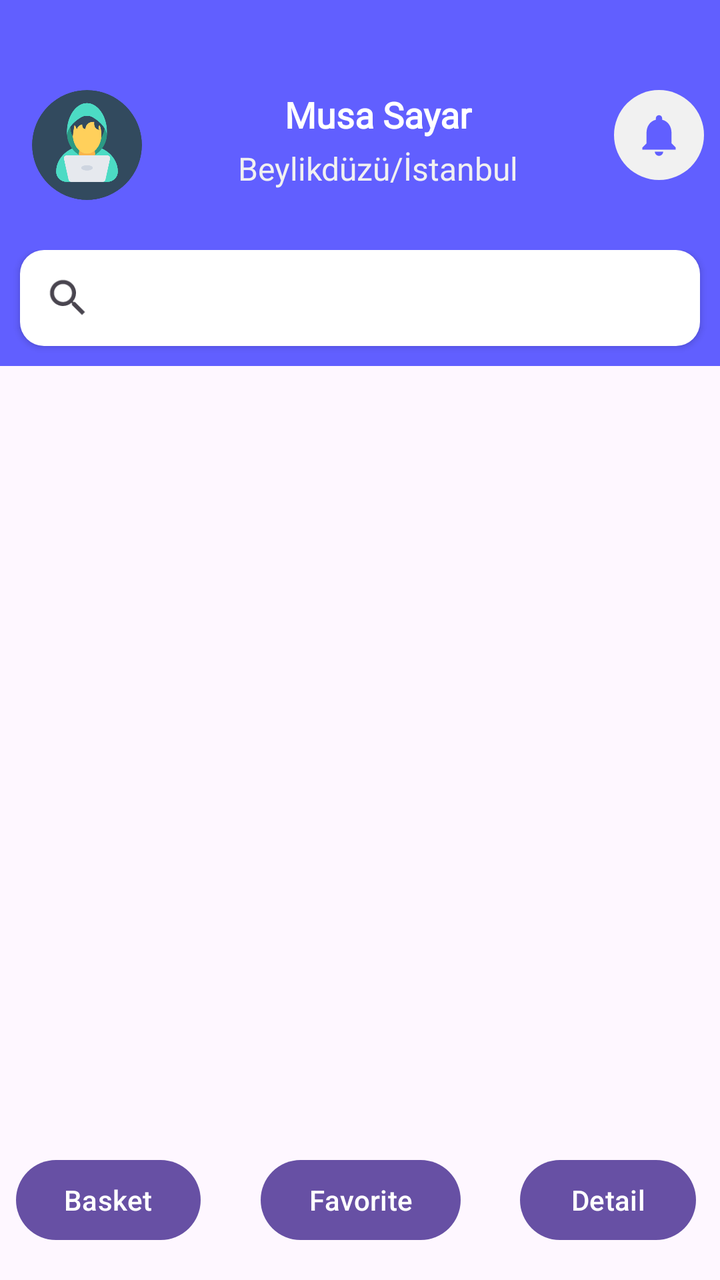
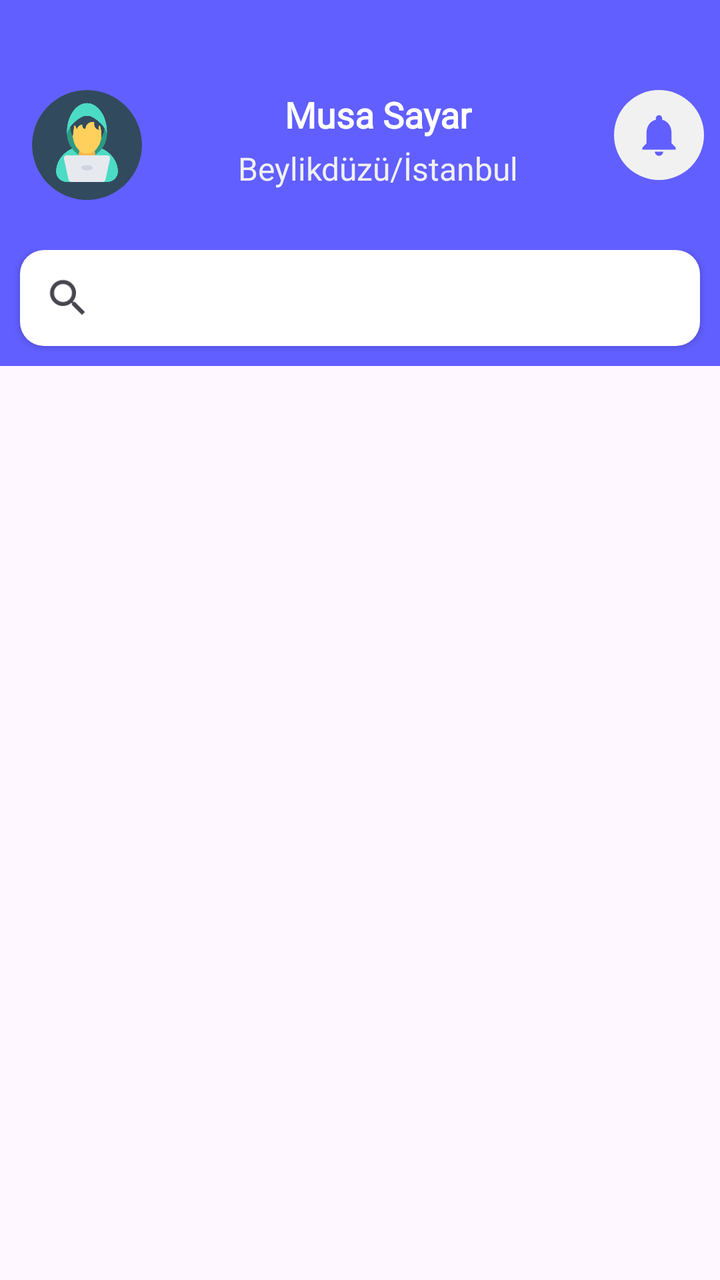

Before-and-after screenshots of an Android layout around one commit, followed by the original layout XML and the change that was made.
<!-- AndroidManifest.xml: application theme Theme.ECommerceProject -->
<!-- res/layout/main_screen.xml -->
<?xml version="1.0" encoding="utf-8"?>
<androidx.constraintlayout.widget.ConstraintLayout xmlns:android="http://schemas.android.com/apk/res/android"
    xmlns:app="http://schemas.android.com/apk/res-auto"
    xmlns:tools="http://schemas.android.com/tools"
    android:layout_width="match_parent"
    android:layout_height="match_parent"
    tools:context=".ui.screens.MainScreen">


    <androidx.appcompat.widget.Toolbar
        android:id="@+id/toolbar"
        android:layout_width="match_parent"
        android:layout_height="wrap_content"
        android:background="@color/indigo"
        android:minHeight="?attr/actionBarSize"

        android:theme="?attr/actionBarTheme"
        app:layout_constraintEnd_toEndOf="parent"
        app:layout_constraintHorizontal_bias="0.0"
        app:layout_constraintStart_toStartOf="parent"

        android:paddingBottom="25dp"
        android:paddingHorizontal="20dp"
        app:layout_constraintTop_toTopOf="parent">

        <androidx.constraintlayout.widget.ConstraintLayout
            android:layout_width="match_parent"
            android:layout_height="wrap_content"
            android:paddingTop="45dp"

            >

            <com.google.android.material.imageview.ShapeableImageView
                android:id="@+id/imageView2"
                android:layout_width="55dp"
                android:layout_height="55dp"
                android:scaleType="centerCrop"
                app:srcCompat="@drawable/person"
                app:layout_constraintBottom_toBottomOf="parent"
                app:layout_constraintStart_toStartOf="parent"
                app:layout_constraintTop_toTopOf="parent"
                app:shapeAppearanceOverlay="@style/roundedImage"
                 />

            <TextView
                android:id="@+id/textView2"
                android:layout_width="wrap_content"
                android:layout_height="wrap_content"
                android:layout_gravity="center"

                android:fontFamily="@font/montserrat_bold"
                android:text="Musa Sayar"
                android:textColor="@color/white"
                android:textFontWeight="700"
                android:textSize="18sp"
                app:layout_constraintEnd_toStartOf="@+id/imageView4"
                app:layout_constraintStart_toEndOf="@+id/imageView2"
                app:layout_constraintTop_toTopOf="parent" />

            <TextView
                android:id="@+id/textView3"
                android:layout_width="wrap_content"
                android:layout_height="wrap_content"
                android:layout_marginTop="4dp"
                android:fontFamily="@font/montserrat_regular"
                android:text="Beylikdüzü/İstanbul"
                android:textAlignment="center"
                android:textColor="@color/gray50"
                android:textSize="16sp"
                app:layout_constraintEnd_toStartOf="@+id/imageView4"
                app:layout_constraintStart_toEndOf="@+id/imageView2"
                app:layout_constraintTop_toBottomOf="@+id/textView2" />

            <ImageView
                android:id="@+id/imageView4"
                android:layout_width="45dp"
                android:layout_height="45dp"
                android:layout_marginEnd="8dp"
                android:background="@drawable/rounded_gray_bg"
                android:padding="10dp"
                app:layout_constraintEnd_toEndOf="parent"
                app:layout_constraintTop_toTopOf="parent"
                app:srcCompat="@drawable/notification" />
        </androidx.constraintlayout.widget.ConstraintLayout>



    </androidx.appcompat.widget.Toolbar>

    <LinearLayout
        android:id="@+id/linearLayout3"
        android:layout_width="match_parent"
        android:layout_height="wrap_content"
        app:layout_constraintEnd_toEndOf="parent"
        app:layout_constraintStart_toStartOf="parent"
        app:layout_constraintTop_toBottomOf="@+id/toolbar"
        android:background="@color/indigo"
        >

        <SearchView
            android:id="@+id/searchText"
            android:layout_width="match_parent"
            android:layout_height="wrap_content"
            android:layout_marginHorizontal="10dp"
            android:layout_marginBottom="10dp"


            android:background="@drawable/search_corner_bg"
            android:elevation="2dp"
            android:queryHint="Search"
            app:layout_constraintBottom_toTopOf="@+id/recyclerViewToDo"
            app:layout_constraintEnd_toEndOf="parent"
            app:layout_constraintHorizontal_bias="0.0"
            app:layout_constraintStart_toStartOf="parent"
            app:layout_constraintTop_toBottomOf="@+id/toolbar" />

    </LinearLayout>

    <androidx.recyclerview.widget.RecyclerView
        android:id="@+id/recyclerProductList"
        android:layout_width="match_parent"
        android:layout_height="wrap_content"
        android:paddingHorizontal="10dp"
        app:layout_constraintTop_toBottomOf="@+id/linearLayout3"

        android:layout_marginBottom="20dp"
        />

    <Button
        android:id="@+id/producDetailBtn"
        android:layout_width="wrap_content"
        android:layout_height="wrap_content"
        android:layout_marginVertical="16dp"
        android:layout_marginHorizontal="12dp"
        android:text="Detail"
        app:layout_constraintBottom_toBottomOf="parent"
        app:layout_constraintEnd_toEndOf="parent" />

    <Button
        android:id="@+id/productBasket"
        android:layout_width="wrap_content"
        android:layout_height="wrap_content"
        android:layout_marginStart="8dp"
        android:text="Basket"
        app:layout_constraintStart_toStartOf="parent"
        app:layout_constraintTop_toTopOf="@+id/producDetailBtn" />

    <Button
        android:id="@+id/favoriteBtn"
        android:layout_width="wrap_content"
        android:layout_height="wrap_content"
        android:text="Favorite"
        app:layout_constraintEnd_toStartOf="@+id/producDetailBtn"
        app:layout_constraintStart_toEndOf="@+id/productBasket"
        app:layout_constraintTop_toTopOf="@+id/productBasket" />


</androidx.constraintlayout.widget.ConstraintLayout>
<!-- resources referenced by this layout -->
<resources>
  <color name="gray50">#f1f1f1</color>
  <color name="indigo">#615FFF</color>
  <color name="white">#FFFFFFFF</color>
  <!-- drawable notification (drawable) -->
  <vector xmlns:android="http://schemas.android.com/apk/res/android" android:height="24dp" android:tint="#615FFF" android:viewportHeight="24" android:viewportWidth="24" android:width="24dp">
        
      <path android:fillColor="@android:color/white" android:pathData="M12,22c1.1,0 2,-0.9 2,-2h-4c0,1.1 0.89,2 2,2zM18,16v-5c0,-3.07 -1.64,-5.64 -4.5,-6.32L13.5,4c0,-0.83 -0.67,-1.5 -1.5,-1.5s-1.5,0.67 -1.5,1.5v0.68C7.63,5.36 6,7.92 6,11v5l-2,2v1h16v-1l-2,-2z"/>
      
  </vector>
  <!-- drawable person: png bitmap (drawable, 21466 bytes) -->
  <!-- drawable rounded_gray_bg (drawable) -->
  <?xml version="1.0" encoding="utf-8"?>
  <selector xmlns:android="http://schemas.android.com/apk/res/android">
  <item>
      <shape xmlns:android="http://schemas.android.com/apk/res/android"
          android:shape="rectangle">
          <solid android:color="@color/gray50" /> 
          <corners android:radius="25dp" /> 
      </shape>
  
  </item>
  </selector>
  <!-- drawable search_corner_bg (drawable) -->
  <?xml version="1.0" encoding="utf-8"?>
  <selector xmlns:android="http://schemas.android.com/apk/res/android">
      <item >
          <shape android:shape="rectangle">
              <solid android:color="@color/white"/>
              <corners android:radius="12dp"/>
          </shape>
      </item>
  </selector>
  <style name="roundedImage" parent="">
          <item name="cornerFamily">rounded</item>
          <item name="cornerSize">50%</item>
      </style>
  <style name="Theme.ECommerceProject" parent="Base.Theme.ECommerceProject" />
  <style name="Base.Theme.ECommerceProject" parent="Theme.Material3.DayNight.NoActionBar">
          
          
      </style>
</resources>

<!-- the commit's change to res/layout/main_screen.xml (unified diff, before → after) -->
@@ -126,33 +126,7 @@
         android:layout_marginBottom="20dp"
         />
 
-    <Button
-        android:id="@+id/producDetailBtn"
-        android:layout_width="wrap_content"
-        android:layout_height="wrap_content"
-        android:layout_marginVertical="16dp"
-        android:layout_marginHorizontal="12dp"
-        android:text="Detail"
-        app:layout_constraintBottom_toBottomOf="parent"
-        app:layout_constraintEnd_toEndOf="parent" />
 
-    <Button
-        android:id="@+id/productBasket"
-        android:layout_width="wrap_content"
-        android:layout_height="wrap_content"
-        android:layout_marginStart="8dp"
-        android:text="Basket"
-        app:layout_constraintStart_toStartOf="parent"
-        app:layout_constraintTop_toTopOf="@+id/producDetailBtn" />
-
-    <Button
-        android:id="@+id/favoriteBtn"
-        android:layout_width="wrap_content"
-        android:layout_height="wrap_content"
-        android:text="Favorite"
-        app:layout_constraintEnd_toStartOf="@+id/producDetailBtn"
-        app:layout_constraintStart_toEndOf="@+id/productBasket"
-        app:layout_constraintTop_toTopOf="@+id/productBasket" />
 
 
 </androidx.constraintlayout.widget.ConstraintLayout>
<!-- resource entries referenced after the edit -->
@@ -16,8 +16,8 @@
   <item>
       <shape xmlns:android="http://schemas.android.com/apk/res/android"
           android:shape="rectangle">
-          <solid android:color="@color/gray50" /> 
-          <corners android:radius="25dp" /> 
+          <solid android:color="@color/gray50" />
+          <corners android:radius="25dp" />
       </shape>
   
   </item>
